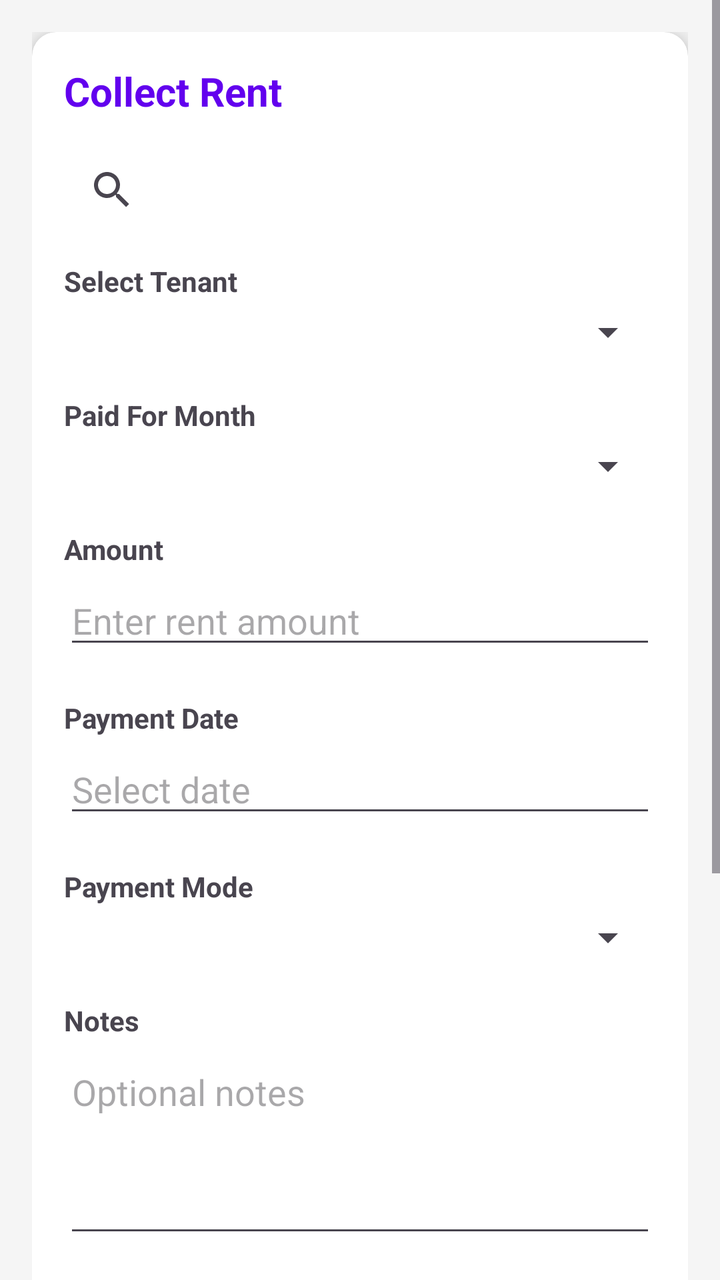
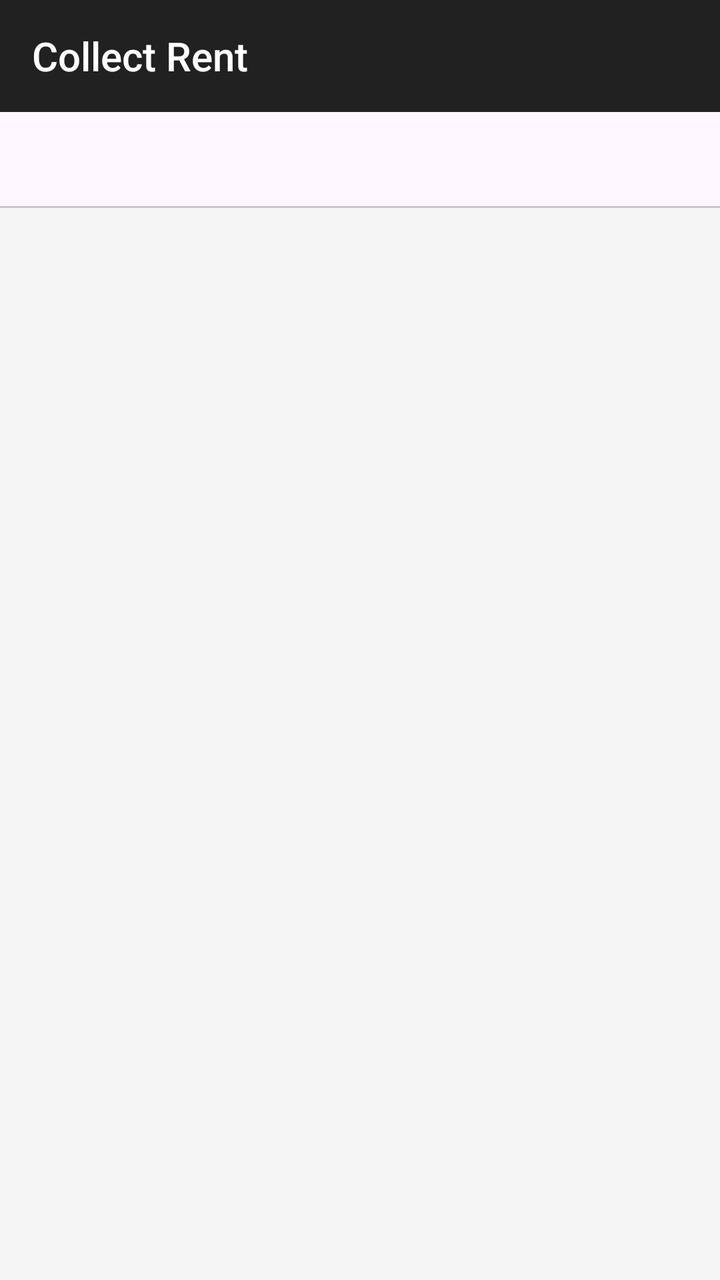

Compare the two renders of this Android layout. The source of the first and the diff that turns it into the second are given below.
<!-- AndroidManifest.xml: application theme Theme.RentMangment -->
<!-- res/layout/activity_collect_rent.xml -->
<?xml version="1.0" encoding="utf-8"?>
<ScrollView
    xmlns:android="http://schemas.android.com/apk/res/android"
    xmlns:app="http://schemas.android.com/apk/res-auto"
    xmlns:tools="http://schemas.android.com/tools"
    android:id="@+id/collectRentRoot"
    android:layout_width="match_parent"
    android:layout_height="match_parent"
    android:fillViewport="true"
    android:background="#F5F5F5"
    tools:context=".CollectRentActivity">

    <FrameLayout
        android:layout_width="match_parent"
        android:layout_height="wrap_content">

        <LinearLayout
            android:layout_width="match_parent"
            android:layout_height="wrap_content"
            android:orientation="vertical"
            android:padding="16dp">

            
            <androidx.cardview.widget.CardView
                android:layout_width="match_parent"
                android:layout_height="wrap_content"
                android:layout_marginBottom="24dp"
                app:cardCornerRadius="12dp"
                app:cardElevation="6dp"
                android:foreground="?attr/selectableItemBackground">

                <LinearLayout
                    android:layout_width="match_parent"
                    android:layout_height="wrap_content"
                    android:orientation="vertical"
                    android:padding="16dp">

                    
                    <TextView
                        android:layout_width="wrap_content"
                        android:layout_height="wrap_content"
                        android:text="Collect Rent"
                        android:textSize="20sp"
                        android:textStyle="bold"
                        android:textColor="@color/purple_500"
                        android:layout_marginBottom="12dp" />

                    
                    <SearchView

                        android:id="@+id/tenantSearchView"
                        android:layout_width="match_parent"
                        android:layout_height="wrap_content"
                        android:queryHint="Search Tenant"
                        android:layout_marginBottom="12dp" />

                    
                    <TextView
                        android:layout_width="wrap_content"
                        android:layout_height="wrap_content"
                        android:text="Select Tenant"
                        android:textStyle="bold"
                        android:textSize="14sp"
                        android:layout_marginBottom="4dp" />

                    <Spinner
                        android:id="@+id/spinnerTenants"
                        android:layout_width="match_parent"
                        android:layout_height="wrap_content"
                        android:layout_marginBottom="20dp" />

                    
                    <TextView
                        android:layout_width="wrap_content"
                        android:layout_height="wrap_content"
                        android:text="Paid For Month"
                        android:textStyle="bold"
                        android:textSize="14sp"
                        android:layout_marginBottom="4dp" />

                    <Spinner
                        android:id="@+id/spinnerUnpaidMonth"
                        android:layout_width="match_parent"
                        android:layout_height="wrap_content"
                        android:layout_marginBottom="20dp" />


                    
                    <TextView
                        android:layout_width="wrap_content"
                        android:layout_height="wrap_content"
                        android:text="Amount"
                        android:textStyle="bold"
                        android:textSize="14sp"
                        android:layout_marginBottom="4dp" />

                    <EditText
                        android:id="@+id/etAmount"
                        android:layout_width="match_parent"
                        android:layout_height="wrap_content"
                        android:hint="Enter rent amount"
                        android:inputType="numberDecimal"
                        android:layout_marginBottom="20dp" />

                    
                    <TextView
                        android:layout_width="wrap_content"
                        android:layout_height="wrap_content"
                        android:text="Payment Date"
                        android:textStyle="bold"
                        android:textSize="14sp"
                        android:layout_marginBottom="4dp" />

                    <EditText
                        android:id="@+id/etPaymentDate"
                        android:layout_width="match_parent"
                        android:layout_height="wrap_content"
                        android:hint="Select date"
                        android:focusable="false"
                        android:clickable="true"
                        android:layout_marginBottom="20dp" />

                    
                    <TextView
                        android:layout_width="wrap_content"
                        android:layout_height="wrap_content"
                        android:text="Payment Mode"
                        android:textStyle="bold"
                        android:textSize="14sp"
                        android:layout_marginBottom="4dp" />

                    <Spinner
                        android:id="@+id/spinnerPaymentMode"
                        android:layout_width="match_parent"
                        android:layout_height="wrap_content"
                        android:layout_marginBottom="20dp" />

                    
                    <TextView
                        android:layout_width="wrap_content"
                        android:layout_height="wrap_content"
                        android:text="Notes"
                        android:textStyle="bold"
                        android:textSize="14sp"
                        android:layout_marginBottom="4dp" />

                    <EditText
                        android:id="@+id/etNotes"
                        android:layout_width="match_parent"
                        android:layout_height="100dp"
                        android:hint="Optional notes"
                        android:gravity="top|start"
                        android:layout_marginBottom="24dp" />

                    <CheckBox
                        android:id="@+id/chkSendSms"
                        android:layout_width="wrap_content"
                        android:layout_height="wrap_content"
                        android:text="Send SMS confirmation"
                        android:checked="true"
                        android:layout_marginBottom="8dp"/>

                    <CheckBox
                        android:id="@+id/chkAutoShareWhatsapp"
                        android:layout_width="wrap_content"
                        android:layout_height="wrap_content"
                        android:text="Share rent receipt via WhatsApp"
                        android:checked="true"
                        android:layout_marginBottom="16dp"/>


                    
                    <Button
                        android:id="@+id/btnSubmitPayment"
                        android:layout_width="match_parent"
                        android:layout_height="50dp"
                        android:text="Submit Payment"
                        android:backgroundTint="@color/purple_500"
                        android:textColor="@android:color/white"
                        android:textAllCaps="false"
                        android:textSize="16sp"
                        android:fontFamily="sans-serif-medium"
                        android:layout_marginBottom="10dp" />

                    
                    <Button
                        android:id="@+id/btnPreviewReceipt"
                        android:layout_width="match_parent"
                        android:layout_height="wrap_content"
                        android:text="Preview/Resend Receipt"
                        android:backgroundTint="@color/purple_700"
                        android:textColor="@android:color/white"
                        android:textSize="14sp"
                        android:layout_marginBottom="6dp"
                        android:fontFamily="sans-serif-medium" />

                </LinearLayout>
            </androidx.cardview.widget.CardView>
        </LinearLayout>

        
        <ProgressBar
            android:id="@+id/progressBar"
            style="?android:attr/progressBarStyleLarge"
            android:layout_width="60dp"
            android:layout_height="60dp"
            android:layout_gravity="center"
            android:visibility="gone"
            android:indeterminate="true"
            android:background="@android:color/transparent" />
    </FrameLayout>
</ScrollView>
<!-- resources referenced by this layout -->
<resources>
  <color name="purple_500">#FF6200EE</color>
  <color name="purple_700">#3F51B5</color>
  <style name="Theme.RentMangment" parent="Base.Theme.RentMangment" />
  <style name="Base.Theme.RentMangment" parent="Theme.Material3.DayNight.NoActionBar">
          
          
      </style>
</resources>

<!-- the commit's change to res/layout/activity_collect_rent.xml (unified diff, before → after) -->
@@ -1,212 +1,54 @@
 <?xml version="1.0" encoding="utf-8"?>
-<ScrollView
+<androidx.coordinatorlayout.widget.CoordinatorLayout
     xmlns:android="http://schemas.android.com/apk/res/android"
     xmlns:app="http://schemas.android.com/apk/res-auto"
     xmlns:tools="http://schemas.android.com/tools"
-    android:id="@+id/collectRentRoot"
     android:layout_width="match_parent"
     android:layout_height="match_parent"
-    android:fillViewport="true"
     android:background="#F5F5F5"
     tools:context=".CollectRentActivity">
 
-    <FrameLayout
+    <com.google.android.material.appbar.AppBarLayout
         android:layout_width="match_parent"
-        android:layout_height="wrap_content">
+        android:layout_height="wrap_content"
+        android:theme="@style/Theme.AppCompat.Light.DarkActionBar">
 
-        <LinearLayout
+        <androidx.appcompat.widget.Toolbar
+            android:id="@+id/toolbarCollectRent"
+            android:layout_width="match_parent"
+            android:layout_height="?attr/actionBarSize"
+            android:background="?attr/colorPrimary"
+            app:title="Collect Rent"
+            app:titleTextColor="@android:color/white"
+            app:popupTheme="@style/Theme.AppCompat.Light" />
+
+        <com.google.android.material.tabs.TabLayout
+            android:id="@+id/tabLayout"
             android:layout_width="match_parent"
             android:layout_height="wrap_content"
-            android:orientation="vertical"
-            android:padding="16dp">
+            app:tabTextColor="@android:color/white"
+            app:tabIndicatorColor="@android:color/white"
+            app:tabGravity="fill"
+            app:tabMode="fixed" />
 
-            
-            <androidx.cardview.widget.CardView
-                android:layout_width="match_parent"
-                android:layout_height="wrap_content"
-                android:layout_marginBottom="24dp"
-                app:cardCornerRadius="12dp"
-                app:cardElevation="6dp"
-                android:foreground="?attr/selectableItemBackground">
+    </com.google.android.material.appbar.AppBarLayout>
 
-                <LinearLayout
-                    android:layout_width="match_parent"
-                    android:layout_height="wrap_content"
-                    android:orientation="vertical"
-                    android:padding="16dp">
+    <androidx.recyclerview.widget.RecyclerView
+        android:id="@+id/rvTenants"
+        android:layout_width="match_parent"
+        android:layout_height="match_parent"
+        android:padding="8dp"
+        app:layout_behavior="@string/appbar_scrolling_view_behavior"
+     />
 
-                    
-                    <TextView
-                        android:layout_width="wrap_content"
-                        android:layout_height="wrap_content"
-                        android:text="Collect Rent"
-                        android:textSize="20sp"
-                        android:textStyle="bold"
-                        android:textColor="@color/purple_500"
-                        android:layout_marginBottom="12dp" />
+    <TextView
+        android:id="@+id/tvEmptyState"
+        android:layout_width="wrap_content"
+        android:layout_height="wrap_content"
+        android:text="No tenants found."
+        android:textSize="18sp"
+        android:textColor="#888888"
+        android:layout_gravity="center"
+        android:visibility="gone"/>
 
-                    
-                    <SearchView
-
-                        android:id="@+id/tenantSearchView"
-                        android:layout_width="match_parent"
-                        android:layout_height="wrap_content"
-                        android:queryHint="Search Tenant"
-                        android:layout_marginBottom="12dp" />
-
-                    
-                    <TextView
-                        android:layout_width="wrap_content"
-                        android:layout_height="wrap_content"
-                        android:text="Select Tenant"
-                        android:textStyle="bold"
-                        android:textSize="14sp"
-                        android:layout_marginBottom="4dp" />
-
-                    <Spinner
-                        android:id="@+id/spinnerTenants"
-                        android:layout_width="match_parent"
-                        android:layout_height="wrap_content"
-                        android:layout_marginBottom="20dp" />
-
-                    
-                    <TextView
-                        android:layout_width="wrap_content"
-                        android:layout_height="wrap_content"
-                        android:text="Paid For Month"
-                        android:textStyle="bold"
-                        android:textSize="14sp"
-                        android:layout_marginBottom="4dp" />
-
-                    <Spinner
-                        android:id="@+id/spinnerUnpaidMonth"
-                        android:layout_width="match_parent"
-                        android:layout_height="wrap_content"
-                        android:layout_marginBottom="20dp" />
-
-
-                    
-                    <TextView
-                        android:layout_width="wrap_content"
-                        android:layout_height="wrap_content"
-                        android:text="Amount"
-                        android:textStyle="bold"
-                        android:textSize="14sp"
-                        android:layout_marginBottom="4dp" />
-
-                    <EditText
-                        android:id="@+id/etAmount"
-                        android:layout_width="match_parent"
-                        android:layout_height="wrap_content"
-                        android:hint="Enter rent amount"
-                        android:inputType="numberDecimal"
-                        android:layout_marginBottom="20dp" />
-
-                    
-                    <TextView
-                        android:layout_width="wrap_content"
-                        android:layout_height="wrap_content"
-                        android:text="Payment Date"
-                        android:textStyle="bold"
-                        android:textSize="14sp"
-                        android:layout_marginBottom="4dp" />
-
-                    <EditText
-                        android:id="@+id/etPaymentDate"
-                        android:layout_width="match_parent"
-                        android:layout_height="wrap_content"
-                        android:hint="Select date"
-                        android:focusable="false"
-                        android:clickable="true"
-                        android:layout_marginBottom="20dp" />
-
-                    
-                    <TextView
-                        android:layout_width="wrap_content"
-                        android:layout_height="wrap_content"
-                        android:text="Payment Mode"
-                        android:textStyle="bold"
-                        android:textSize="14sp"
-                        android:layout_marginBottom="4dp" />
-
-                    <Spinner
-                        android:id="@+id/spinnerPaymentMode"
-                        android:layout_width="match_parent"
-                        android:layout_height="wrap_content"
-                        android:layout_marginBottom="20dp" />
-
-                    
-                    <TextView
-                        android:layout_width="wrap_content"
-                        android:layout_height="wrap_content"
-                        android:text="Notes"
-                        android:textStyle="bold"
-                        android:textSize="14sp"
-                        android:layout_marginBottom="4dp" />
-
-                    <EditText
-                        android:id="@+id/etNotes"
-                        android:layout_width="match_parent"
-                        android:layout_height="100dp"
-                        android:hint="Optional notes"
-                        android:gravity="top|start"
-                        android:layout_marginBottom="24dp" />
-
-                    <CheckBox
-                        android:id="@+id/chkSendSms"
-                        android:layout_width="wrap_content"
-                        android:layout_height="wrap_content"
-                        android:text="Send SMS confirmation"
-                        android:checked="true"
-                        android:layout_marginBottom="8dp"/>
-
-                    <CheckBox
-                        android:id="@+id/chkAutoShareWhatsapp"
-                        android:layout_width="wrap_content"
-                        android:layout_height="wrap_content"
-                        android:text="Share rent receipt via WhatsApp"
-                        android:checked="true"
-                        android:layout_marginBottom="16dp"/>
-
-
-                    
-                    <Button
-                        android:id="@+id/btnSubmitPayment"
-                        android:layout_width="match_parent"
-                        android:layout_height="50dp"
-                        android:text="Submit Payment"
-                        android:backgroundTint="@color/purple_500"
-                        android:textColor="@android:color/white"
-                        android:textAllCaps="false"
-                        android:textSize="16sp"
-                        android:fontFamily="sans-serif-medium"
-                        android:layout_marginBottom="10dp" />
-
-                    
-                    <Button
-                        android:id="@+id/btnPreviewReceipt"
-                        android:layout_width="match_parent"
-                        android:layout_height="wrap_content"
-                        android:text="Preview/Resend Receipt"
-                        android:backgroundTint="@color/purple_700"
-                        android:textColor="@android:color/white"
-                        android:textSize="14sp"
-                        android:layout_marginBottom="6dp"
-                        android:fontFamily="sans-serif-medium" />
-
-                </LinearLayout>
-            </androidx.cardview.widget.CardView>
-        </LinearLayout>
-
-        
-        <ProgressBar
-            android:id="@+id/progressBar"
-            style="?android:attr/progressBarStyleLarge"
-            android:layout_width="60dp"
-            android:layout_height="60dp"
-            android:layout_gravity="center"
-            android:visibility="gone"
-            android:indeterminate="true"
-            android:background="@android:color/transparent" />
-    </FrameLayout>
-</ScrollView>
+</androidx.coordinatorlayout.widget.CoordinatorLayout>
<!-- resource entries referenced after the edit -->
@@ -1,7 +1,5 @@
 <!-- resources referenced by this layout -->
 <resources>
-  <color name="purple_500">#FF6200EE</color>
-  <color name="purple_700">#3F51B5</color>
   <style name="Theme.RentMangment" parent="Base.Theme.RentMangment" />
   <style name="Base.Theme.RentMangment" parent="Theme.Material3.DayNight.NoActionBar">
           
